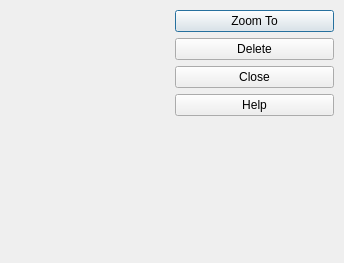
Before: the Qt Designer form src/ui/qgsbookmarksbase.ui in kadas-albireo/kadas-albireo, drawn with Qt 5.
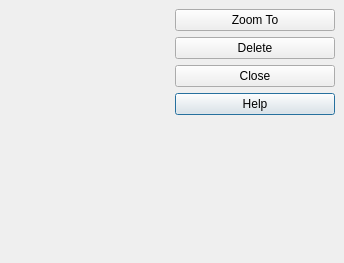
After: the same form once the commit is applied. Custom widgets are drawn as their Qt base class.

Commit message: Went thrpugh and check layouting of these widgets. Converted q3table in src/ui/qgsattributedialogbase.ui to use QTableWidget

Patch:
```diff
--- a/src/ui/qgsbookmarksbase.ui
+++ b/src/ui/qgsbookmarksbase.ui
@@ -17,12 +17,28 @@
   </property>
   <layout class="QGridLayout" >
    <property name="margin" >
-    <number>10</number>
+    <number>9</number>
    </property>
    <property name="spacing" >
     <number>6</number>
    </property>
-   <item row="0" column="0" >
+   <item row="4" column="1" >
+    <spacer>
+     <property name="orientation" >
+      <enum>Qt::Vertical</enum>
+     </property>
+     <property name="sizeType" >
+      <enum>QSizePolicy::Expanding</enum>
+     </property>
+     <property name="sizeHint" >
+      <size>
+       <width>85</width>
+       <height>109</height>
+      </size>
+     </property>
+    </spacer>
+   </item>
+   <item rowspan="5" row="0" column="0" >
     <widget class="Q3ListView" name="lstBookmarks" >
      <column>
       <property name="text" >
@@ -46,71 +62,45 @@
      </column>
     </widget>
    </item>
+   <item row="3" column="1" >
+    <widget class="QPushButton" name="btnHelp" >
+     <property name="toolTip" >
+      <string>Close the dialog</string>
+     </property>
+     <property name="text" >
+      <string>Help</string>
+     </property>
+    </widget>
+   </item>
+   <item row="2" column="1" >
+    <widget class="QPushButton" name="btnClose" >
+     <property name="toolTip" >
+      <string>Close the dialog</string>
+     </property>
+     <property name="text" >
+      <string>Close</string>
+     </property>
+    </widget>
+   </item>
+   <item row="1" column="1" >
+    <widget class="QPushButton" name="btnDelete" >
+     <property name="toolTip" >
+      <string>Delete the currently selected bookmark</string>
+     </property>
+     <property name="text" >
+      <string>Delete</string>
+     </property>
+    </widget>
+   </item>
    <item row="0" column="1" >
-    <layout class="QVBoxLayout" >
-     <property name="margin" >
-      <number>0</number>
+    <widget class="QPushButton" name="btnZoomTo" >
+     <property name="toolTip" >
+      <string>Zoom to the currently selected bookmark</string>
      </property>
-     <property name="spacing" >
-      <number>6</number>
+     <property name="text" >
+      <string>Zoom To</string>
      </property>
-     <item>
-      <widget class="QPushButton" name="btnZoomTo" >
-       <property name="toolTip" >
-        <string>Zoom to the currently selected bookmark</string>
-       </property>
-       <property name="text" >
-        <string>Zoom To</string>
-       </property>
-      </widget>
-     </item>
-     <item>
-      <widget class="QPushButton" name="btnDelete" >
-       <property name="toolTip" >
-        <string>Delete the currently selected bookmark</string>
-       </property>
-       <property name="text" >
-        <string>Delete</string>
-       </property>
-      </widget>
-     </item>
-     <item>
-      <widget class="QPushButton" name="btnClose" >
-       <property name="toolTip" >
-        <string>Close the dialog</string>
-       </property>
-       <property name="text" >
-        <string>Close</string>
-       </property>
-      </widget>
-     </item>
-     <item>
-      <widget class="QPushButton" name="btnHelp" >
-       <property name="toolTip" >
-        <string>Close the dialog</string>
-       </property>
-       <property name="text" >
-        <string>Help</string>
-       </property>
-      </widget>
-     </item>
-     <item>
-      <spacer>
-       <property name="orientation" >
-        <enum>Qt::Vertical</enum>
-       </property>
-       <property name="sizeType" >
-        <enum>QSizePolicy::Expanding</enum>
-       </property>
-       <property name="sizeHint" >
-        <size>
-         <width>20</width>
-         <height>100</height>
-        </size>
-       </property>
-      </spacer>
-     </item>
-    </layout>
+    </widget>
    </item>
   </layout>
  </widget>
```
The commit also changes 6 other files.
